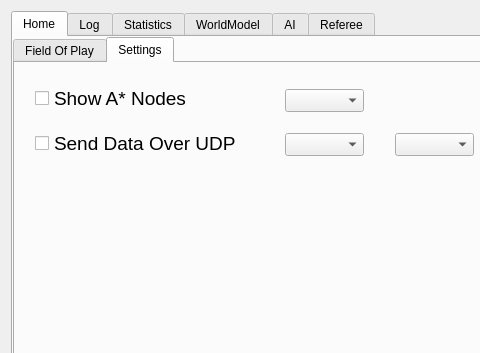
Before: the Qt Designer form src/ui/mainwindow.ui in kn2cssl/kn2cPrograms, drawn with Qt 5; both pictures show x 0 to 480 and y 0 to 353 of the 799 by 692 pixel window.
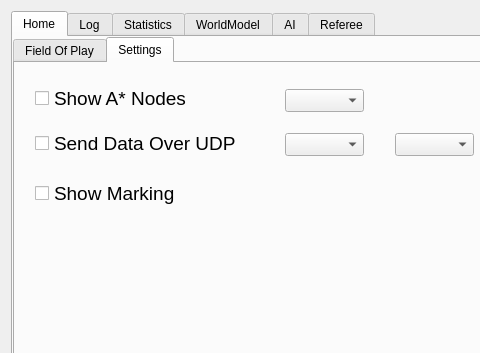
After: the same form once the commit is applied. The open tabs and pages were chosen to show the change. Icons and pictures are not drawn.

Commit message: Add Ui for showing marking

```diff
--- a/src/ui/mainwindow.ui
+++ b/src/ui/mainwindow.ui
@@ -147,6 +147,24 @@
            </rect>
           </property>
          </widget>
+         <widget class="QCheckBox" name="show_marking">
+          <property name="geometry">
+           <rect>
+            <x>20</x>
+            <y>120</y>
+            <width>181</width>
+            <height>21</height>
+           </rect>
+          </property>
+          <property name="font">
+           <font>
+            <pointsize>14</pointsize>
+           </font>
+          </property>
+          <property name="text">
+           <string>Show Marking</string>
+          </property>
+         </widget>
         </widget>
        </widget>
       </widget>
```
Left out of the diff: 2 changed lines with no effect on the pictures. The commit also changes 4 other files.
